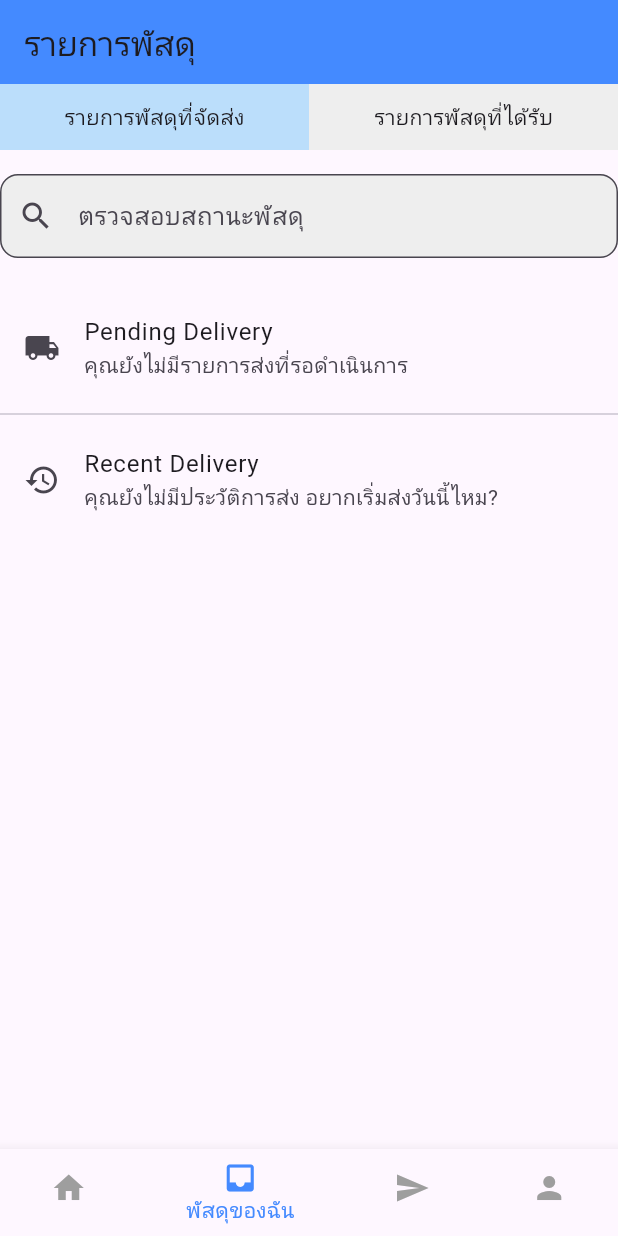
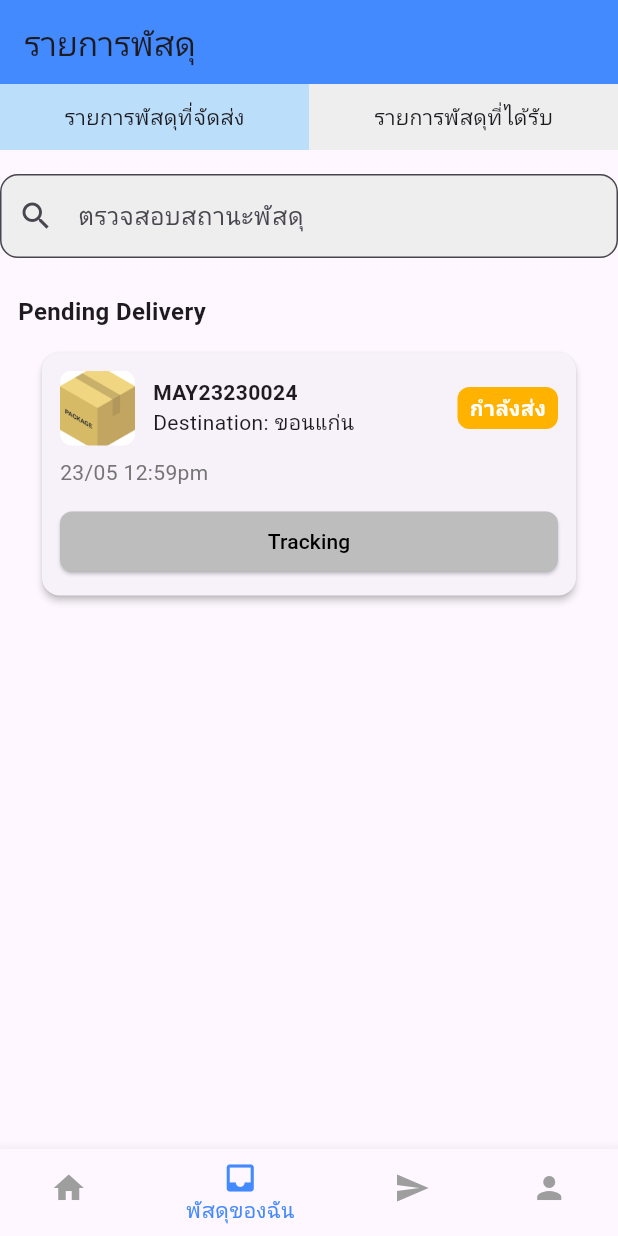
Before and after one commit to noom05/my_testflutter_app, a Flutter app: the ParcelDashboardScreen screen opened directly, on a phone screen of 412 x 824 dp. Run offline on Flutter 3.47's test engine with Material 3 defaults, Android fonts, the phone set to English and light mode, and no system bars.

Commit message:
refactor: disable back navigation in app bars and improve UI elements in dashboard

```diff
--- a/lib/pages/user/dashboard.dart
+++ b/lib/pages/user/dashboard.dart
@@ -40,6 +40,7 @@ class _ParcelDashboardScreenState extends State<ParcelDashboardScreen> {
   Widget build(BuildContext context) {
     return Scaffold(
       appBar: AppBar(
+        automaticallyImplyLeading: false,
         title: Text('รายการพัสดุ'),
         backgroundColor: Colors.blueAccent,
       ),
@@ -93,20 +94,118 @@ class _ParcelDashboardScreenState extends State<ParcelDashboardScreen> {
           // รายการพัสดุ
           Expanded(
             child: ListView(
+              padding: EdgeInsets.symmetric(horizontal: 12),
               children: [
-                ListTile(
-                  leading: Icon(Icons.local_shipping),
-                  title: Text('Pending Delivery'),
-                  subtitle: Text('คุณยังไม่มีรายการส่งที่รอดำเนินการ'),
+                if (selectedTab == 0) ...[
+                  Text(
+                    'Pending Delivery',
+                    style: TextStyle(fontSize: 16, fontWeight: FontWeight.bold),
                   ),
-                Divider(),
-                ListTile(
-                  leading: Icon(Icons.history),
-                  title: Text('Recent Delivery'),
-                  subtitle: Text(
-                    'คุณยังไม่มีประวัติการส่ง อยากเริ่มส่งวันนี้ไหม?',
+                  SizedBox(height: 8),
+                  Card(
+                    elevation: 2,
+                    shape: RoundedRectangleBorder(
+                      borderRadius: BorderRadius.circular(12),
+                    ),
+                    margin: EdgeInsets.symmetric(vertical: 8, horizontal: 16),
+                    child: Padding(
+                      padding: const EdgeInsets.all(12.0),
+                      child: Column(
+                        children: [
+                          Row(
+                            children: [
+                              // รูปภาพพัสดุ
+                              Container(
+                                width: 50,
+                                height: 50,
+                                decoration: BoxDecoration(
+                                  borderRadius: BorderRadius.circular(8),
+                                  image: DecorationImage(
+                                    image: AssetImage(
+                                      'assets/images/package.png',
+                                    ), // ใส่รูปพัสดุของคุณ
+                                    fit: BoxFit.cover,
                                   ),
                                 ),
+                              ),
+                              SizedBox(width: 12),
+
+                              // ข้อมูลพัสดุ
+                              Expanded(
+                                child: Column(
+                                  crossAxisAlignment: CrossAxisAlignment.start,
+                                  children: [
+                                    Text(
+                                      'MAY23230024',
+                                      style: TextStyle(
+                                        fontWeight: FontWeight.bold,
+                                      ),
+                                    ),
+                                    Text('Destination: ขอนแก่น'),
+                                  ],
+                                ),
+                              ),
+
+                              // ป้ายสถานะ
+                              Container(
+                                padding: EdgeInsets.symmetric(
+                                  horizontal: 8,
+                                  vertical: 4,
+                                ),
+                                decoration: BoxDecoration(
+                                  color: Colors.amber[600],
+                                  borderRadius: BorderRadius.circular(8),
+                                ),
+                                child: Text(
+                                  'กำลังส่ง',
+                                  style: TextStyle(
+                                    color: Colors.white,
+                                    fontWeight: FontWeight.bold,
+                                  ),
+                                ),
+                              ),
+                            ],
+                          ),
+                          SizedBox(height: 8),
+
+                          // วันที่และเวลา
+                          Align(
+                            alignment: Alignment.centerLeft,
+                            child: Text(
+                              '23/05 12:59pm',
+                              style: TextStyle(color: Colors.grey[600]),
+                            ),
+                          ),
+                          SizedBox(height: 12),
+
+                          // ปุ่ม Tracking
+                          SizedBox(
+                            width: double.infinity,
+                            child: ElevatedButton(
+                              style: ElevatedButton.styleFrom(
+                                backgroundColor: Colors.grey[400],
+                                foregroundColor: Colors.black,
+                                padding: EdgeInsets.symmetric(vertical: 10),
+                                shape: RoundedRectangleBorder(
+                                  borderRadius: BorderRadius.circular(8),
+                                ),
+                              ),
+                              onPressed: () {
+                                Navigator.push(
+                                  context,
+                                  MaterialPageRoute(
+                                    builder: (context) => TrackParcelScreen(),
+                                  ),
+                                );
+                              },
+                              child: Text('Tracking'),
+                            ),
+                          ),
+                        ],
+                      ),
+                    ),
+                  ),
+                ],
               ],
             ),
           ),
--- a/lib/pages/user/home.dart
+++ b/lib/pages/user/home.dart
@@ -31,6 +31,7 @@ class HomeScreen extends StatelessWidget {
   Widget build(BuildContext context) {
     return Scaffold(
       appBar: AppBar(
+        automaticallyImplyLeading: false,
         title: Text('หน้าหลัก'),
         backgroundColor: Colors.blueAccent,
       ),
--- a/lib/pages/user/profile.dart
+++ b/lib/pages/user/profile.dart
@@ -66,6 +66,7 @@ class _ProfileScreenState extends State<ProfileScreen> {
   Widget build(BuildContext context) {
     return Scaffold(
       appBar: AppBar(
+        automaticallyImplyLeading: false,
         title: Text('โปรไฟล์'),
         backgroundColor: Colors.blueAccent,
       ),
--- a/lib/pages/user/send.dart
+++ b/lib/pages/user/send.dart
@@ -33,6 +33,7 @@ class SendParcelScreen extends StatelessWidget {
   Widget build(BuildContext context) {
     return Scaffold(
       appBar: AppBar(
+        automaticallyImplyLeading: false,
         title: Text('ส่งพัสดุ'),
         backgroundColor: Colors.blueAccent,
       ),
--- a/lib/pages/user/trackparcel.dart
+++ b/lib/pages/user/trackparcel.dart
@@ -28,7 +28,7 @@ class _TrackParcelScreenState extends State<TrackParcelScreen> {
         context,
         MaterialPageRoute(builder: (context) => HomeScreen()),
       );
-    } else if (index == 2) {
+    } else if (index == 1) {
       Navigator.pushReplacement(
         context,
         MaterialPageRoute(builder: (context) => ParcelDashboardScreen()),
@@ -84,7 +84,11 @@ class _TrackParcelScreenState extends State<TrackParcelScreen> {
               child: Column(
                 children: [
                   ListTile(
-                    leading: Icon(Icons.local_shipping, size: 40, color: Colors.blueAccent),
+                    leading: Icon(
+                      Icons.local_shipping,
+                      size: 40,
+                      color: Colors.blueAccent,
+                    ),
                     title: Text(driverInfo['name'] ?? ''),
                     subtitle: Column(
                       crossAxisAlignment: CrossAxisAlignment.start,
@@ -104,14 +108,18 @@ class _TrackParcelScreenState extends State<TrackParcelScreen> {
 
       // แถบเมนูด้านล่าง
       bottomNavigationBar: BottomNavigationBar(
+        currentIndex: 1, // ✅ ถ้ามาจาก Dashboard ให้ไฮไลต์ index 1
         selectedItemColor: Colors.blueAccent,
         unselectedItemColor: Colors.grey,
         onTap: _onItemTapped,
-        items: [
+        items: const [
           BottomNavigationBarItem(icon: Icon(Icons.home), label: 'หน้าบ้าน'),
-          BottomNavigationBarItem(icon: Icon(Icons.inbox), label: 'พัสดุของฉัน'),
+          BottomNavigationBarItem(
+            icon: Icon(Icons.inbox),
+            label: 'พัสดุของฉัน',
+          ),
           BottomNavigationBarItem(icon: Icon(Icons.send), label: 'ส่งพัสดุ'),
-          BottomNavigationBarItem(icon: Icon(Icons.person), label: 'ไปโปรไฟล์'),
+          BottomNavigationBarItem(icon: Icon(Icons.person), label: 'โปรไฟล์'),
         ],
       ),
     );
```
Also changed, not shown: assets/images/package.png (added). Lines whose indentation alone changed are shown as unchanged.
